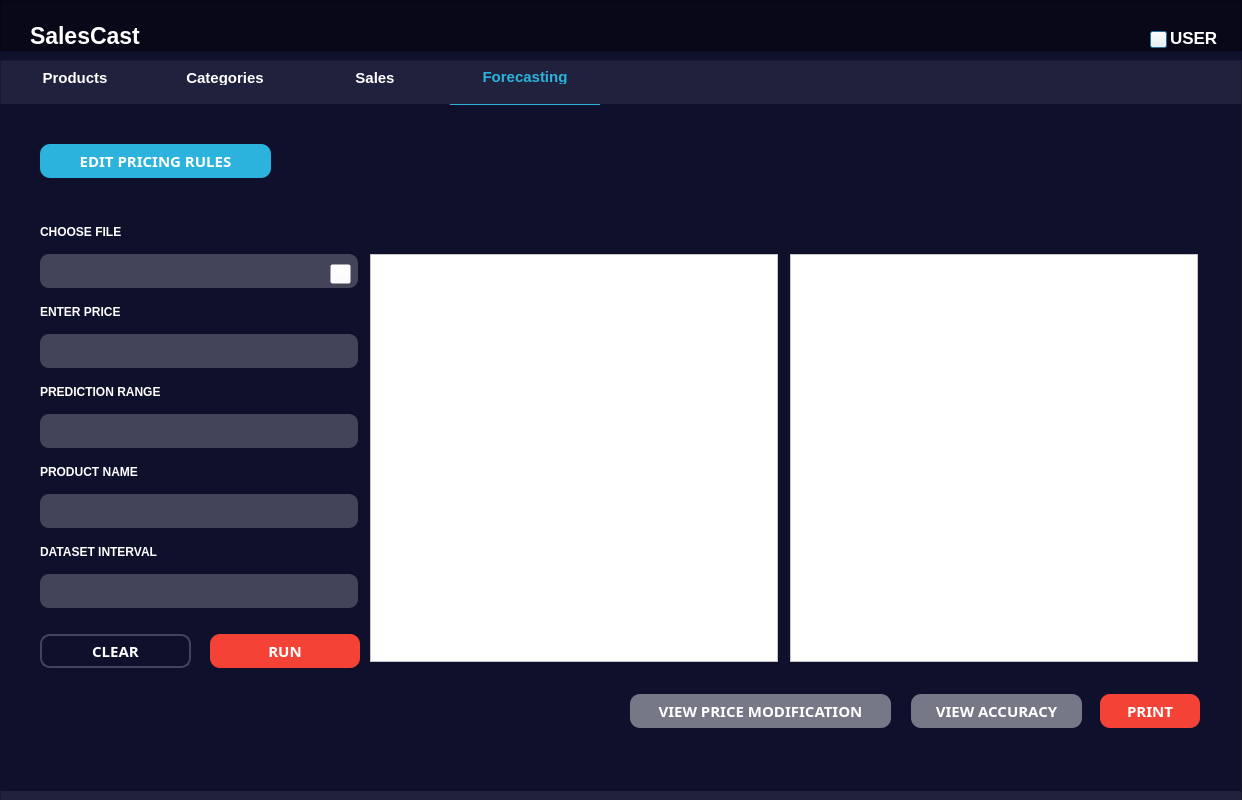
lykzmadrid/SalesCast, file MAIN.ui: the form before one commit.
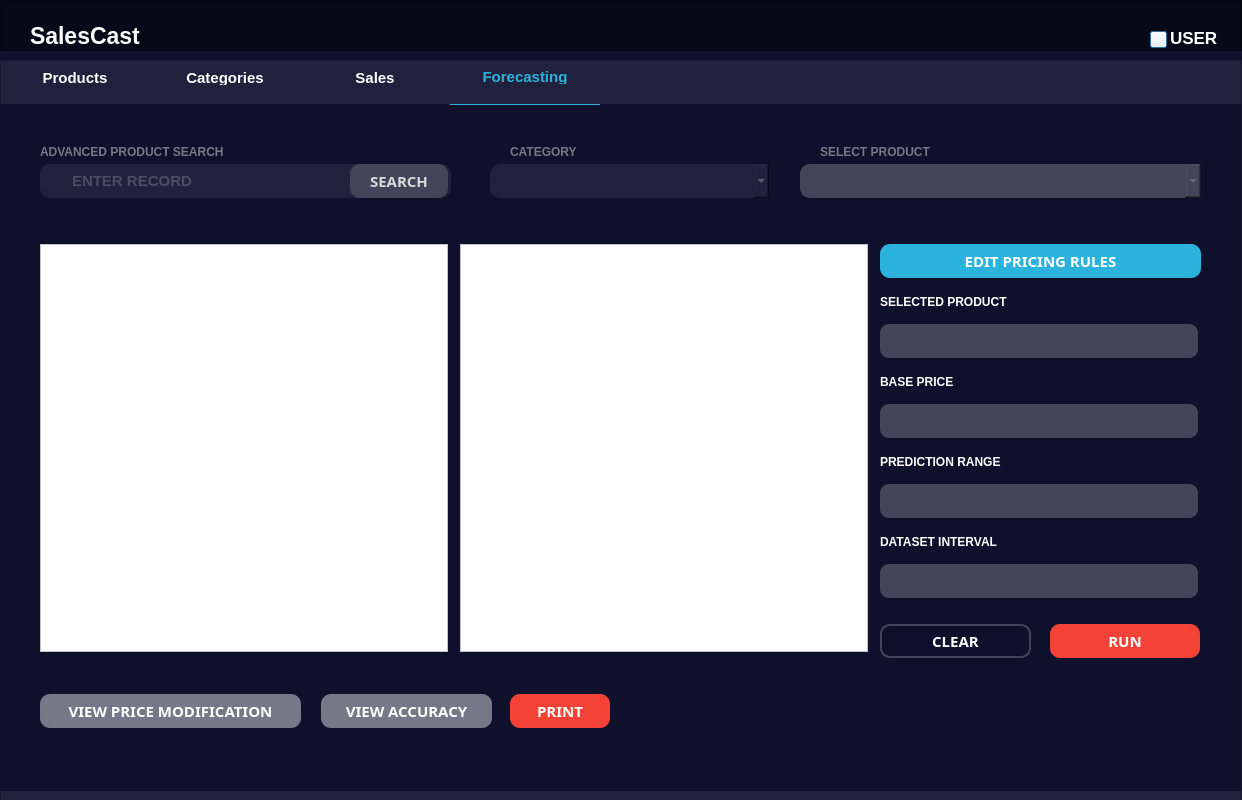
The form after the commit. The open tabs and pages were chosen to show the change. Icons and pictures are not drawn.

Patch:
```diff
--- a/MAIN.ui
+++ b/MAIN.ui
@@ -1289,9 +1289,9 @@
      <widget class="QPushButton" name="pushButton_18">
       <property name="geometry">
        <rect>
-        <x>40</x>
-        <y>40</y>
-        <width>231</width>
+        <x>880</x>
+        <y>140</y>
+        <width>321</width>
         <height>34</height>
        </rect>
       </property>
@@ -1333,7 +1333,7 @@
      <widget class="QPushButton" name="pushButton_19">
       <property name="geometry">
        <rect>
-        <x>1100</x>
+        <x>510</x>
         <y>590</y>
         <width>100</width>
         <height>34</height>
@@ -1381,7 +1381,7 @@
      <widget class="QPushButton" name="pushButton_20">
       <property name="geometry">
        <rect>
-        <x>911</x>
+        <x>321</x>
         <y>590</y>
         <width>171</width>
         <height>34</height>
@@ -1426,45 +1426,12 @@
        </size>
       </property>
      </widget>
-     <widget class="QLineEdit" name="lineEdit_6">
-      <property name="geometry">
-       <rect>
-        <x>40</x>
-        <y>150</y>
-        <width>318</width>
-        <height>34</height>
-       </rect>
-      </property>
-      <property name="styleSheet">
-       <string notr="true">font-family: 'Montserrat';
-font-style: normal;
-font-weight: 500;
-font-size: 15px;
-line-height: 18px;
-color: #777887;
-
-position: absolute;
-width: 318px;
-height: 34px;
-
-background: #434459;
-border-radius: 9.32035px;
-
-padding-left:10px;</string>
-      </property>
-      <property name="text">
-       <string/>
-      </property>
-      <property name="placeholderText">
-       <string/>
-      </property>
-     </widget>
      <widget class="QLabel" name="label_7">
       <property name="geometry">
        <rect>
         <x>40</x>
-        <y>120</y>
-        <width>101</width>
+        <y>40</y>
+        <width>211</width>
         <height>16</height>
        </rect>
       </property>
@@ -1476,17 +1443,17 @@
 line-height: 12px;
 text-transform: uppercase;
 
-color: #FFFFFF;</string>
+color: #777887;</string>
       </property>
       <property name="text">
-       <string>CHOOSE FILE</string>
+       <string>ADVANCED PRODUCT SEARCH</string>
       </property>
      </widget>
      <widget class="QLineEdit" name="lineEdit_7">
       <property name="geometry">
        <rect>
-        <x>40</x>
-        <y>230</y>
+        <x>880</x>
+        <y>220</y>
         <width>318</width>
         <height>34</height>
        </rect>
@@ -1518,8 +1485,8 @@
      <widget class="QLabel" name="label_8">
       <property name="geometry">
        <rect>
-        <x>50</x>
-        <y>240</y>
+        <x>890</x>
+        <y>310</y>
         <width>16</width>
         <height>16</height>
        </rect>
@@ -1535,9 +1502,9 @@
      <widget class="QLabel" name="label_9">
       <property name="geometry">
        <rect>
-        <x>40</x>
-        <y>200</y>
-        <width>101</width>
+        <x>880</x>
+        <y>190</y>
+        <width>141</width>
         <height>16</height>
        </rect>
       </property>
@@ -1552,45 +1519,14 @@
 color: #FFFFFF;</string>
       </property>
       <property name="text">
-       <string>ENTER PRICE</string>
-      </property>
-     </widget>
-     <widget class="QPushButton" name="pushButton_21">
-      <property name="geometry">
-       <rect>
-        <x>330</x>
-        <y>160</y>
-        <width>21</width>
-        <height>20</height>
-       </rect>
-      </property>
-      <property name="minimumSize">
-       <size>
-        <width>14</width>
-        <height>14</height>
-       </size>
-      </property>
-      <property name="styleSheet">
-       <string notr="true">image: url(:/ARROW/RESOURCE/attach.png);
-background-color: rgba(255, 255, 255, 0);
-min-width: 12px;
-min-height: 12px;</string>
-      </property>
-      <property name="text">
-       <string/>
-      </property>
-      <property name="iconSize">
-       <size>
-        <width>12</width>
-        <height>12</height>
-       </size>
+       <string>SELECTED PRODUCT</string>
       </property>
      </widget>
      <widget class="QLineEdit" name="lineEdit_8">
       <property name="geometry">
        <rect>
-        <x>40</x>
-        <y>310</y>
+        <x>880</x>
+        <y>300</y>
         <width>318</width>
         <height>34</height>
        </rect>
@@ -1622,8 +1558,8 @@
      <widget class="QLabel" name="label_10">
       <property name="geometry">
        <rect>
-        <x>40</x>
-        <y>280</y>
+        <x>880</x>
+        <y>270</y>
         <width>141</width>
         <height>16</height>
        </rect>
@@ -1639,14 +1575,14 @@
 color: #FFFFFF;</string>
       </property>
       <property name="text">
-       <string>PREDICTION RANGE</string>
+       <string>BASE PRICE</string>
       </property>
      </widget>
      <widget class="QLabel" name="label_11">
       <property name="geometry">
        <rect>
-        <x>40</x>
-        <y>360</y>
+        <x>880</x>
+        <y>350</y>
         <width>141</width>
         <height>16</height>
        </rect>
@@ -1662,14 +1598,14 @@
 color: #FFFFFF;</string>
       </property>
       <property name="text">
-       <string>PRODUCT NAME</string>
+       <string>PREDICTION RANGE</string>
       </property>
      </widget>
      <widget class="QLineEdit" name="lineEdit_9">
       <property name="geometry">
        <rect>
-        <x>40</x>
-        <y>390</y>
+        <x>880</x>
+        <y>380</y>
         <width>318</width>
         <height>34</height>
        </rect>
@@ -1701,8 +1637,8 @@
      <widget class="QLabel" name="label_12">
       <property name="geometry">
        <rect>
-        <x>40</x>
-        <y>440</y>
+        <x>880</x>
+        <y>430</y>
         <width>141</width>
         <height>16</height>
        </rect>
@@ -1724,8 +1660,8 @@
      <widget class="QLineEdit" name="lineEdit_10">
       <property name="geometry">
        <rect>
-        <x>40</x>
-        <y>470</y>
+        <x>880</x>
+        <y>460</y>
         <width>318</width>
         <height>34</height>
        </rect>
@@ -1757,8 +1693,8 @@
      <widget class="QPushButton" name="pushButton_22">
       <property name="geometry">
        <rect>
-        <x>40</x>
-        <y>530</y>
+        <x>880</x>
+        <y>520</y>
         <width>151</width>
         <height>34</height>
        </rect>
@@ -1808,8 +1744,8 @@
      <widget class="QPushButton" name="pushButton_23">
       <property name="geometry">
        <rect>
-        <x>210</x>
-        <y>530</y>
+        <x>1050</x>
+        <y>520</y>
         <width>150</width>
         <height>34</height>
        </rect>
@@ -1859,8 +1795,8 @@
      <widget class="QFrame" name="frame_3">
       <property name="geometry">
        <rect>
-        <x>370</x>
-        <y>150</y>
+        <x>40</x>
+        <y>140</y>
         <width>408</width>
         <height>408</height>
        </rect>
@@ -1878,8 +1814,8 @@
      <widget class="QFrame" name="frame_4">
       <property name="geometry">
        <rect>
-        <x>790</x>
-        <y>150</y>
+        <x>460</x>
+        <y>140</y>
         <width>408</width>
         <height>408</height>
        </rect>
@@ -1897,7 +1833,7 @@
      <widget class="QPushButton" name="pushButton_24">
       <property name="geometry">
        <rect>
-        <x>630</x>
+        <x>40</x>
         <y>590</y>
         <width>261</width>
         <height>34</height>
@@ -1942,7 +1878,276 @@
        </size>
       </property>
      </widget>
-     <zorder>lineEdit_6</zorder>
+     <widget class="QLabel" name="label_13">
+      <property name="geometry">
+       <rect>
+        <x>50</x>
+        <y>70</y>
+        <width>16</width>
+        <height>16</height>
+       </rect>
+      </property>
+      <property name="styleSheet">
+       <string notr="true">
+image: url(:/ARROW/RESOURCE/search.png);</string>
+      </property>
+      <property name="text">
+       <string/>
+      </property>
+     </widget>
+     <widget class="QLineEdit" name="lineEdit_11">
+      <property name="geometry">
+       <rect>
+        <x>40</x>
+        <y>60</y>
+        <width>411</width>
+        <height>34</height>
+       </rect>
+      </property>
+      <property name="styleSheet">
+       <string notr="true">font-family: 'Montserrat';
+font-style: normal;
+font-weight: 500;
+font-size: 15px;
+line-height: 15px;
+
+text-transform: uppercase;
+
+color: #777887;
+
+position: absolute;
+width: 318px;
+height: 34px;
+
+background: #20213D;
+border-radius: 10px;
+
+padding-left:30px;</string>
+      </property>
+      <property name="text">
+       <string/>
+      </property>
+      <property name="placeholderText">
+       <string>ENTER RECORD</string>
+      </property>
+     </widget>
+     <widget class="QComboBox" name="comboBox">
+      <property name="geometry">
+       <rect>
+        <x>490</x>
+        <y>60</y>
+        <width>279</width>
+        <height>34</height>
+       </rect>
+      </property>
+      <property name="styleSheet">
+       <string notr="true">font-family: 'Montserrat';
+font-style: normal;
+font-weight: 500;
+font-size: 15px;
+line-height: 15px;
+
+text-transform: uppercase;
+
+color: #777887;
+
+position: absolute;
+width: 318px;
+height: 34px;
+
+background: #20213D;
+border-radius: 10px;
+
+padding-left:30px;</string>
+      </property>
+      <property name="currentText">
+       <string/>
+      </property>
+     </widget>
+     <widget class="QLabel" name="label_14">
+      <property name="geometry">
+       <rect>
+        <x>510</x>
+        <y>40</y>
+        <width>81</width>
+        <height>16</height>
+       </rect>
+      </property>
+      <property name="styleSheet">
+       <string notr="true">font-family: 'Montserrat';
+font-style: normal;
+font-weight: 600;
+font-size: 10.1515px;
+line-height: 12px;
+text-transform: uppercase;
+
+color: #777887;</string>
+      </property>
+      <property name="text">
+       <string>CATEGORY</string>
+      </property>
+     </widget>
+     <widget class="QLabel" name="label_15">
+      <property name="geometry">
+       <rect>
+        <x>490</x>
+        <y>40</y>
+        <width>12</width>
+        <height>12</height>
+       </rect>
+      </property>
+      <property name="minimumSize">
+       <size>
+        <width>12</width>
+        <height>12</height>
+       </size>
+      </property>
+      <property name="maximumSize">
+       <size>
+        <width>12</width>
+        <height>12</height>
+       </size>
+      </property>
+      <property name="styleSheet">
+       <string notr="true">image: url(:/ARROW/RESOURCE/filter1.png);</string>
+      </property>
+      <property name="text">
+       <string/>
+      </property>
+     </widget>
+     <widget class="QLabel" name="label_16">
+      <property name="geometry">
+       <rect>
+        <x>820</x>
+        <y>40</y>
+        <width>121</width>
+        <height>16</height>
+       </rect>
+      </property>
+      <property name="styleSheet">
+       <string notr="true">font-family: 'Montserrat';
+font-style: normal;
+font-weight: 600;
+font-size: 10.1515px;
+line-height: 12px;
+text-transform: uppercase;
+
+color: #777887;</string>
+      </property>
+      <property name="text">
+       <string>SELECT PRODUCT</string>
+      </property>
+     </widget>
+     <widget class="QLabel" name="label_17">
+      <property name="geometry">
+       <rect>
+        <x>800</x>
+        <y>40</y>
+        <width>13</width>
+        <height>13</height>
+       </rect>
+      </property>
+      <property name="minimumSize">
+       <size>
+        <width>13</width>
+        <height>13</height>
+       </size>
+      </property>
+      <property name="maximumSize">
+       <size>
+        <width>13</width>
+        <height>13</height>
+       </size>
+      </property>
+      <property name="styleSheet">
+       <string notr="true">image: url(:/ARROW/RESOURCE/product.png);</string>
+      </property>
+      <property name="text">
+       <string/>
+      </property>
+     </widget>
+     <widget class="QComboBox" name="comboBox_2">
+      <property name="geometry">
+       <rect>
+        <x>800</x>
+        <y>60</y>
+        <width>401</width>
+        <height>34</height>
+       </rect>
+      </property>
+      <property name="styleSheet">
+       <string notr="true">font-family: 'Montserrat';
+font-style: normal;
+font-weight: 500;
+font-size: 15px;
+line-height: 15px;
+
+text-transform: uppercase;
+
+color: #777887;
+
+position: absolute;
+width: 318px;
+height: 34px;
+
+background: #434459;
+border-radius: 10px;
+
+padding-left:30px;</string>
+      </property>
+      <property name="currentText">
+       <string/>
+      </property>
+     </widget>
+     <widget class="QPushButton" name="pushButton_21">
+      <property name="geometry">
+       <rect>
+        <x>350</x>
+        <y>60</y>
+        <width>98</width>
+        <height>34</height>
+       </rect>
+      </property>
+      <property name="font">
+       <font>
+        <family>Montserrat</family>
+        <pointsize>-1</pointsize>
+        <weight>75</weight>
+        <italic>false</italic>
+        <bold>true</bold>
+       </font>
+      </property>
+      <property name="styleSheet">
+       <string notr="true">font-family: 'Montserrat';
+font-style: normal;
+font-weight: 600;
+font-size: 15px;
+line-height: 15px;
+/* identical to box height */
+
+text-transform: uppercase;
+
+color: #D9D9D9;
+position: absolute;
+width: 115px;
+height: 34px;
+left: 1074px;
+top: calc(50% - 34px/2 - 228px);
+background: #434459;
+border-radius: 10px;</string>
+      </property>
+      <property name="text">
+       <string>SEARCH</string>
+      </property>
+      <property name="iconSize">
+       <size>
+        <width>12</width>
+        <height>12</height>
+       </size>
+      </property>
+     </widget>
+     <zorder>lineEdit_11</zorder>
+     <zorder>lineEdit_8</zorder>
      <zorder>pushButton_18</zorder>
      <zorder>pushButton_19</zorder>
      <zorder>pushButton_20</zorder>
```
Left out of the diff: 636 changed lines with no effect on the pictures.
